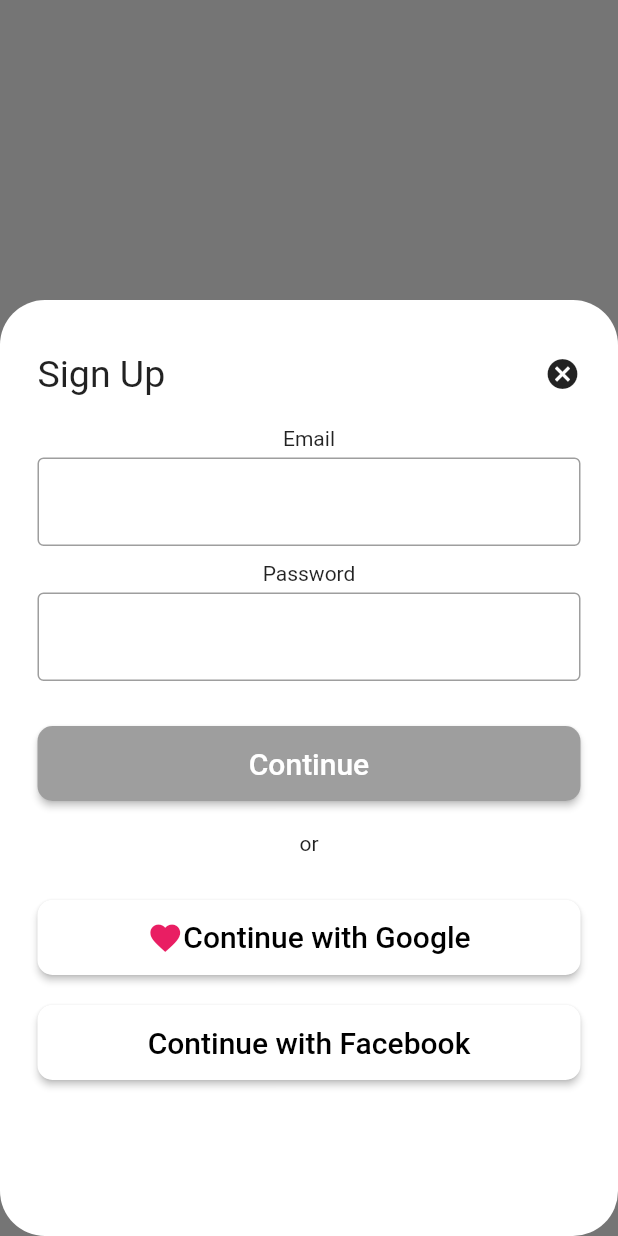
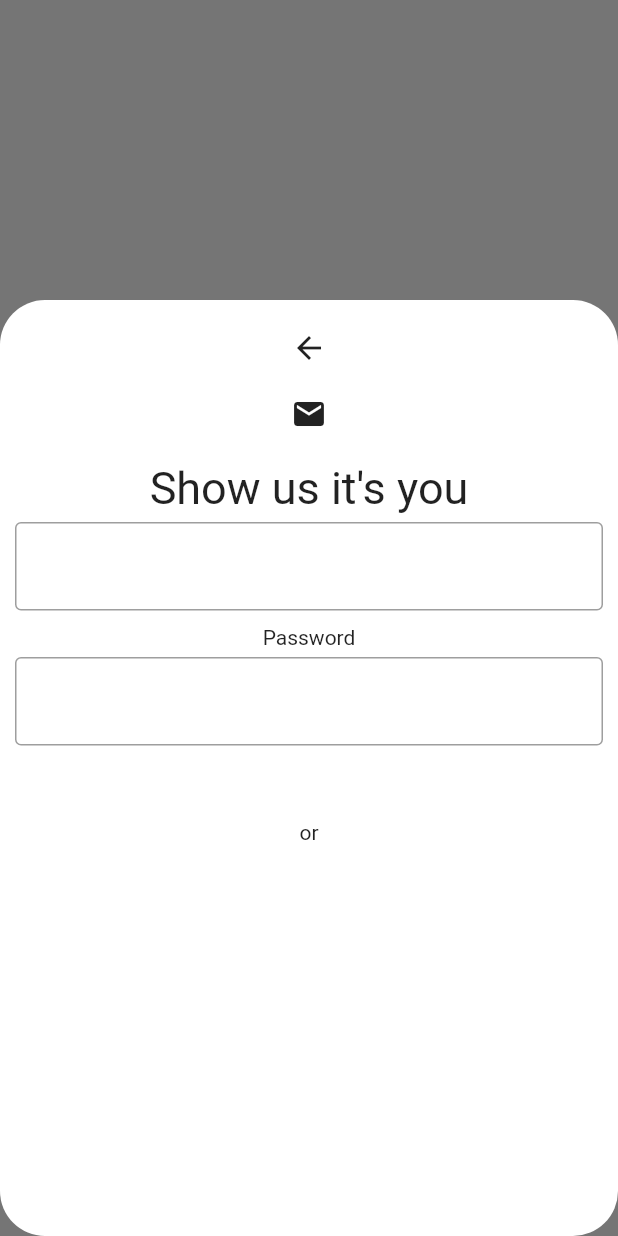
Before and after one commit to Dapo-dan/insight_timer_ui, a Flutter app: the SignUpScreen screen opened directly, after a tap on "Continue", on a phone screen of 412 x 824 dp. Run offline on Flutter 3.47's test engine with Material 2 defaults, Android fonts, the phone set to English and light mode, and no system bars.

Commit message:
Verification page

```diff
--- a/lib/CreateAccount/verificationPage.dart
+++ b/lib/CreateAccount/verificationPage.dart
@@ -1 +1,96 @@
 import 'package:flutter/material.dart';
+
+class VerificationPage extends StatelessWidget {
+  const VerificationPage({Key? key}) : super(key: key);
+
+  @override
+  Widget build(BuildContext context) {
+    return Scaffold(
+      backgroundColor: Colors.grey[600],
+      body: Container(
+        padding: const EdgeInsets.fromLTRB(10, 20, 10, 0),
+        margin: const EdgeInsets.only(
+          top: 200,
+        ),
+        decoration: BoxDecoration(
+          color: Colors.white,
+          borderRadius: BorderRadius.circular(30),
+        ),
+        child: Column(
+          children: [
+            Column(
+              children: [
+                const Icon(Icons.arrow_back),
+                const SizedBox(
+                  height: 20,
+                ),
+                const Icon(Icons.mail),
+                const SizedBox(
+                  height: 20,
+                ),
+                const Text(
+                  "Show us it's you",
+                  textAlign: TextAlign.left,
+                  style: TextStyle(fontSize: 30),
+                ),
+                const SizedBox(
+                  height: 5,
+                ),
+                const TextField(
+                  obscureText: true,
+                  decoration: InputDecoration(
+                    fillColor: Colors.grey,
+                    border: OutlineInputBorder(),
+                  ),
+                ),
+                const SizedBox(
+                  height: 10,
+                ),
+                const Text('Password'),
+                const SizedBox(
+                  height: 5,
+                ),
+                const TextField(
+                  obscureText: true,
+                  decoration: InputDecoration(
+                    fillColor: Colors.grey,
+                    border: OutlineInputBorder(),
+                  ),
+                ),
+                const SizedBox(
+                  height: 30,
+                ),
+                const SizedBox(
+                  height: 20,
+                ),
+                Row(
+                  crossAxisAlignment: CrossAxisAlignment.center,
+                  mainAxisAlignment: MainAxisAlignment.center,
+                  children: const [
+                    Divider(
+                      thickness: 1,
+                      color: Colors.grey,
+                    ),
+                    SizedBox(
+                      width: 5,
+                    ),
+                    Text('or'),
+                    SizedBox(width: 5),
+                    Divider(
+                      thickness: 5,
+                      height: 10,
+                      color: Colors.grey,
+                    ),
+                  ],
+                ),
+                const SizedBox(
+                  height: 30,
+                ),
+              ],
+            ),
+          ],
+        ),
+      ),
+    );
+  }
+}
--- a/lib/Screens/signUpScreen.dart
+++ b/lib/Screens/signUpScreen.dart
@@ -1,4 +1,5 @@
 import 'package:flutter/material.dart';
+import 'package:insight_timer_ui/CreateAccount/verificationPage.dart';
 
 class SignUpScreen extends StatelessWidget {
   const SignUpScreen({Key? key}) : super(key: key);
@@ -82,7 +83,7 @@
                       Navigator.push(
                         context,
                         MaterialPageRoute(
-                            builder: (context) => const SignUpScreen()),
+                            builder: (context) => const VerificationPage()),
                       );
                     }),
                 const SizedBox(
```
